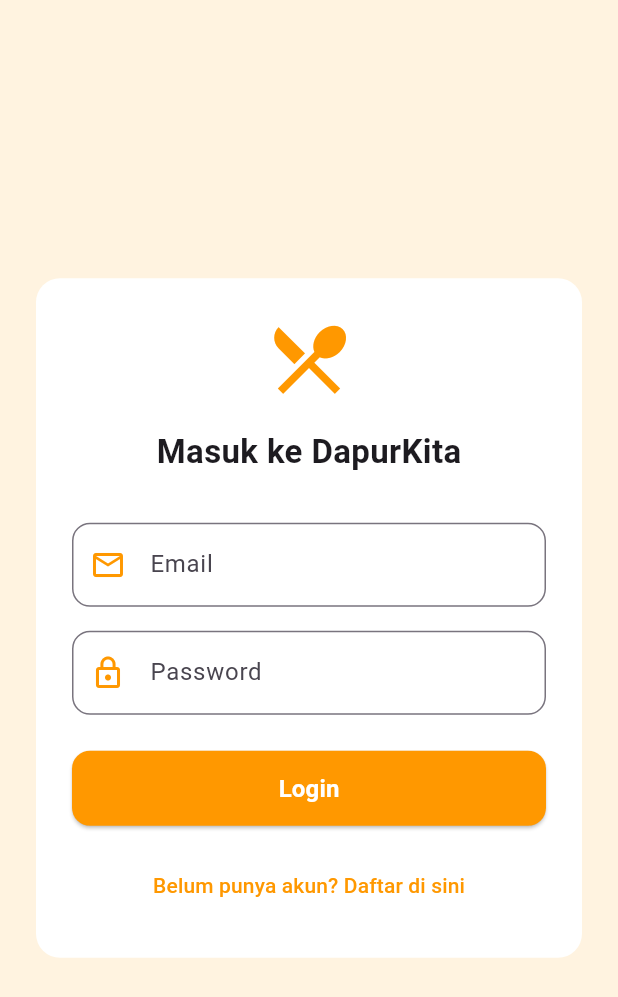
After one commit to MamaDHO/flutter_application_kelompok2, a Flutter app: the LoginPage screen opened by its route, after a tap on "Login", on a phone screen of 412 x 824 dp. The commit adds this screen. Shown: the top 997 px of the screen. Run offline on Flutter 3.47's test engine with Material 3 defaults, Android fonts, the phone set to English and light mode, and no system bars; our stand-ins replace image_picker, shared_preferences; accounts and stored records are empty; network calls fail.

Commit message:
Upload kode flutter

```diff
--- /dev/null
+++ b/lib/main copy.dart
@@ -0,0 +1,149 @@
+import 'package:flutter/material.dart';
+import 'services/api_service.dart';
+
+void main() => runApp(const DapurKitaApp());
+
+// ─── 1. APP ROOT ─────────────────────────────────────────────────────────────
+class DapurKitaApp extends StatelessWidget {
+  const DapurKitaApp({Key? key}) : super(key: key);
+
+  @override
+  Widget build(BuildContext context) {
+    return MaterialApp(
+      debugShowCheckedModeBanner: false,
+      initialRoute: '/',
+      routes: {
+        '/': (context) => const AuthGate(),
+        '/login': (context) => const LoginPage(),
+        '/register': (context) => const RegisterPage(),
+      },
+    );
+  }
+}
+
+// ─── 2. AUTH GATE (Pintu Masuk) ─────────────────────────────────────────────
+class AuthGate extends StatelessWidget {
+  const AuthGate({Key? key}) : super(key: key);
+
+  @override
+  Widget build(BuildContext context) {
+    return FutureBuilder<String?>(
+      future: ApiService.getToken(),
+      builder: (context, snapshot) {
+        if (snapshot.connectionState == ConnectionState.waiting) {
+          return const Scaffold(body: Center(child: CircularProgressIndicator()));
+        }
+        return (snapshot.hasData && snapshot.data != null)
+            ? const MainScaffold()
+            : const LoginPage();
+      },
+    );
+  }
+}
+
+// ─── 3. LOGIN PAGE ───────────────────────────────────────────────────────────
+class LoginPage extends StatefulWidget {
+  const LoginPage({Key? key}) : super(key: key);
+  @override
+  State<LoginPage> createState() => _LoginPageState();
+}
+
+class _LoginPageState extends State<LoginPage> {
+  final _emailCtrl = TextEditingController();
+  final _passCtrl = TextEditingController();
+
+  void _login() async {
+    bool sukses = await ApiService.login(_emailCtrl.text.trim(), _passCtrl.text.trim());
+    if (sukses && mounted) {
+      Navigator.pushReplacementNamed(context, '/');
+    }
+  }
+
+  @override
+  Widget build(BuildContext context) {
+    return Scaffold(
+      body: Padding(
+        padding: const EdgeInsets.all(20),
+        child: Column(
+          mainAxisAlignment: MainAxisAlignment.center,
+          children: [
+            TextField(controller: _emailCtrl, decoration: const InputDecoration(labelText: 'Email')),
+            TextField(controller: _passCtrl, decoration: const InputDecoration(labelText: 'Password'), obscureText: true),
+            ElevatedButton(onPressed: _login, child: const Text("Login")),
+            TextButton(
+              onPressed: () => Navigator.pushNamed(context, '/register'),
+              child: const Text("Belum punya akun? Daftar di sini")
+            ),
+          ],
+        ),
+      ),
+    );
+  }
+}
+
+// ─── 4. REGISTER PAGE ────────────────────────────────────────────────────────
+class RegisterPage extends StatefulWidget {
+  const RegisterPage({Key? key}) : super(key: key);
+  @override
+  State<RegisterPage> createState() => _RegisterPageState();
+}
+
+class _RegisterPageState extends State<RegisterPage> {
+  final _nameCtrl = TextEditingController();
+  final _emailCtrl = TextEditingController();
+  final _passCtrl = TextEditingController();
+  final _confCtrl = TextEditingController();
+
+  void _register() async {
+    bool sukses = await ApiService.register(
+      _nameCtrl.text, _emailCtrl.text, _passCtrl.text, _confCtrl.text
+    );
+    if (sukses && mounted) {
+      Navigator.pop(context); // Kembali ke login
+      ScaffoldMessenger.of(context).showSnackBar(const SnackBar(content: Text("Berhasil daftar!")));
+    }
+  }
+
+  @override
+  Widget build(BuildContext context) {
+    return Scaffold(
+      appBar: AppBar(title: const Text("Daftar Akun")),
+      body: Padding(
+        padding: const EdgeInsets.all(20),
+        child: Column(
+          children: [
+            TextField(controller: _nameCtrl, decoration: const InputDecoration(labelText: 'Nama')),
+            TextField(controller: _emailCtrl, decoration: const InputDecoration(labelText: 'Email')),
+            TextField(controller: _passCtrl, decoration: const InputDecoration(labelText: 'Password'), obscureText: true),
+            TextField(controller: _confCtrl, decoration: const InputDecoration(labelText: 'Konfirmasi Password'), obscureText: true),
+            const SizedBox(height: 20),
+            ElevatedButton(onPressed: _register, child: const Text("Daftar Sekarang")),
+          ],
+        ),
+      ),
+    );
+  }
+}
+
+// ─── 5. MAIN SCAFFOLD (Dashboard) ──────────────────────────────────────────
+class MainScaffold extends StatefulWidget {
+  const MainScaffold({Key? key}) : super(key: key);
+  @override
+  State<MainScaffold> createState() => _MainScaffoldState();
+}
+
+class _MainScaffoldState extends State<MainScaffold> {
+  @override
+  Widget build(BuildContext context) {
+    return Scaffold(
+      body: Center(child: Text("Ini Dashboard/Home")),
+      floatingActionButton: FloatingActionButton(
+        onPressed: () async {
+          await ApiService.hapusToken();
+          Navigator.pushReplacementNamed(context, '/'); // Logout
+        },
+        child: const Icon(Icons.logout),
+      ),
+    );
+  }
+}
--- /dev/null
+++ b/lib/screens/login_page.dart
@@ -0,0 +1,133 @@
+import 'package:flutter/material.dart';
+import '../services/api_service.dart';
+import 'register_page.dart';
+
+// Ganti 'MainScaffold' dengan nama class halaman beranda kamu jika berbeda
+// Contoh: import '../main.dart'; atau import 'home_page.dart';
+
+class LoginPage extends StatefulWidget {
+  const LoginPage({super.key});
+
+  @override
+  State<LoginPage> createState() => _LoginPageState();
+}
+
+class _LoginPageState extends State<LoginPage> {
+  final _emailCtrl = TextEditingController();
+  final _passCtrl = TextEditingController();
+  bool _isLoading = false;
+
+  Future<void> _prosesLogin() async {
+    if (_emailCtrl.text.isEmpty || _passCtrl.text.isEmpty) return;
+
+    setState(() => _isLoading = true);
+
+    // Panggil API Login
+    bool sukses = await ApiService.login(_emailCtrl.text.trim(), _passCtrl.text.trim());
+
+    setState(() => _isLoading = false);
+
+    if (sukses) {
+      if (mounted) {
+        // 🌟 PASTIKAN 'MainScaffold' adalah nama widget utama di aplikasi kamu.
+        // Jika namanya berbeda (misal HomePage), ubah di bawah ini.
+        Navigator.pushReplacementNamed(context, '/home');
+      }
+    } else {
+      if (mounted) {
+        ScaffoldMessenger.of(context).showSnackBar(
+          const SnackBar(
+            content: Text('Login Gagal! Cek email & password.'),
+            backgroundColor: Colors.red
+          ),
+        );
+      }
+    }
+  }
+
+  @override
+  Widget build(BuildContext context) {
+    return Scaffold(
+      backgroundColor: Colors.orange.shade50,
+      body: Center(
+        child: SingleChildScrollView(
+          padding: const EdgeInsets.all(24),
+          child: Container(
+            padding: const EdgeInsets.all(24),
+            decoration: BoxDecoration(
+              color: Colors.white,
+              borderRadius: BorderRadius.circular(16)
+            ),
+            child: Column(
+              mainAxisSize: MainAxisSize.min,
+              children: [
+                const Icon(Icons.restaurant_menu, size: 60, color: Colors.orange),
+                const SizedBox(height: 16),
+                const Text(
+                  'Masuk ke DapurKita',
+                  style: TextStyle(fontSize: 22, fontWeight: FontWeight.bold)
+                ),
+                const SizedBox(height: 32),
+
+                // Form Email
+                TextField(
+                  controller: _emailCtrl,
+                  keyboardType: TextInputType.emailAddress,
+                  decoration: InputDecoration(
+                    labelText: 'Email',
+                    prefixIcon: const Icon(Icons.email_outlined, color: Colors.orange),
+                    border: OutlineInputBorder(borderRadius: BorderRadius.circular(12)),
+                  ),
+                ),
+                const SizedBox(height: 16),
+
+                // Form Password
+                TextField(
+                  controller: _passCtrl,
+                  obscureText: true,
+                  decoration: InputDecoration(
+                    labelText: 'Password',
+                    prefixIcon: const Icon(Icons.lock_outline, color: Colors.orange),
+                    border: OutlineInputBorder(borderRadius: BorderRadius.circular(12)),
+                  ),
+                ),
+                const SizedBox(height: 24),
+
+                // Tombol Login
+                SizedBox(
+                  width: double.infinity,
+                  height: 50,
+                  child: ElevatedButton(
+                    onPressed: _isLoading ? null : _prosesLogin,
+                    style: ElevatedButton.styleFrom(
+                      backgroundColor: Colors.orange,
+                      shape: RoundedRectangleBorder(borderRadius: BorderRadius.circular(12)),
+                    ),
+                    child: _isLoading
+                        ? const CircularProgressIndicator(color: Colors.white)
+                        : const Text(
+                            'Login',
+                            style: TextStyle(fontSize: 16, color: Colors.white, fontWeight: FontWeight.bold)
+                          ),
+                  ),
+                ),
+                const SizedBox(height: 16),
+
+                // Tombol Register
+                TextButton(
+                  onPressed: () {
+                    Navigator.push(
+                      context,
+                      MaterialPageRoute(builder: (_) => const RegisterPage())
+                    );
+                  },
+                  child: const Text('Belum punya akun? Daftar di sini', style: TextStyle(color: Colors.orange)),
+                )
+              ],
+            ),
+          ),
+        ),
+      ),
+    );
+  }
+}
--- a/pubspec.yaml
+++ b/pubspec.yaml
@@ -37,6 +37,7 @@ dependencies:
   # The following adds the Cupertino Icons font to your application.
   # Use with the CupertinoIcons class for iOS style icons.
   cupertino_icons: ^1.0.8
+  shared_preferences: ^2.5.5
 
 dev_dependencies:
   flutter_test:
```
Also changed, not shown: analysis_options.yaml (+10 -26 lines), lib/main.dart (+77 -18 lines), lib/screens/register_page.dart (added, +112 -0 lines), lib/services/api_service.dart (+89 -91 lines), lib/analysis_options.yaml (added), pubspec.lock, 1 other file.
